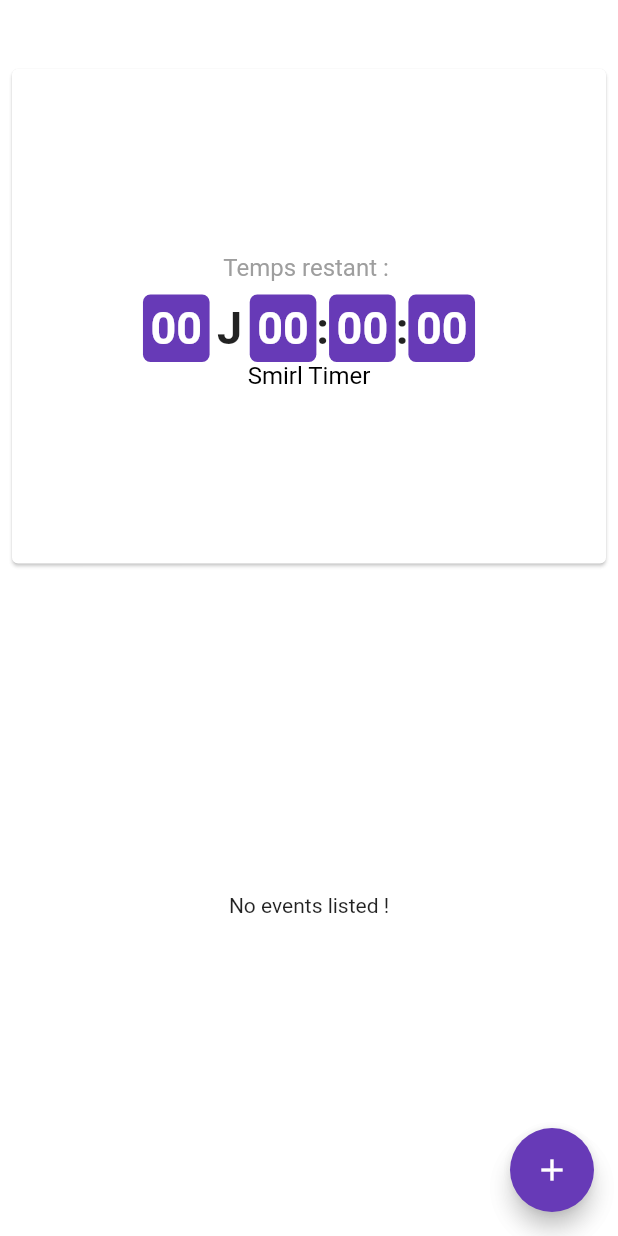
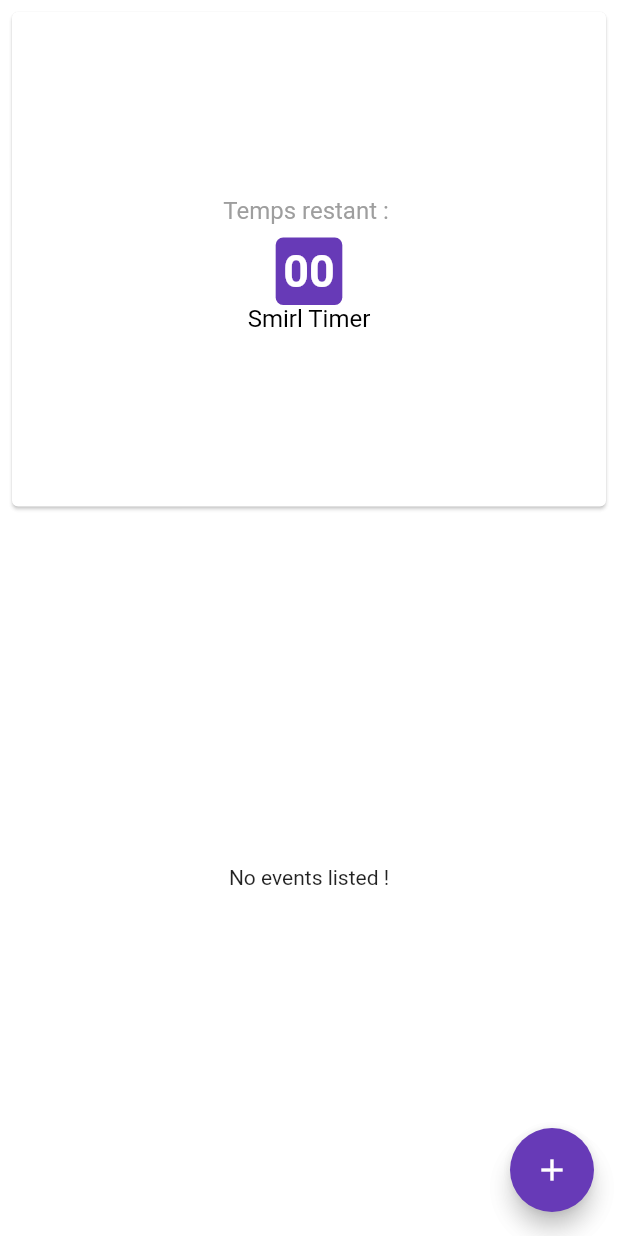
Before and after one commit to smirltech/timer, a Flutter app: the screen it shows after launch, on a phone screen of 412 x 824 dp. Run offline on Flutter 3.47's test engine with Material 2 defaults, Android fonts, the phone set to English and light mode, and no system bars; drawn by our look-alikes of animated_flip_counter; our stand-ins replace date_field, get, get_storage, google_fonts; Roboto replaces fonts that are missing (Monda).

Commit message:
reorganize GUI

```diff
--- a/lib/src/app/screens/home/home_screen.dart
+++ b/lib/src/app/screens/home/home_screen.dart
@@ -22,12 +22,9 @@ class HomeScreen extends StatelessWidget {
         child: const Icon(Icons.add),
       ),
       body: SafeArea(
-        child: CustomScrollView(
-          slivers: [
-            SliverToBoxAdapter(
-              child: Padding(
-                padding: const EdgeInsets.only(top: 38.0),
-                child: Card(
+        child: Column(
+          children: [
+            Card(
               margin: const EdgeInsets.all(8),
               child: SizedBox(
                 height: Get.height * 0.4,
@@ -47,61 +44,63 @@ class HomeScreen extends StatelessWidget {
                           ),
                         ),
                       ),
-                          Row(
+                      Obx(() {
+                        return Row(
                           mainAxisAlignment: MainAxisAlignment.center,
                           mainAxisSize: MainAxisSize.min,
                           children: [
-                              Obx(() {
-                                return TimerBlock(
+                            if (_timerService.days.value > 0)
+                              TimerBlock(
                                 count: _timerService.days.value,
                                 suffix: '',
-                                );
-                              }),
+                              ),
+                            if (_timerService.days.value > 0)
                               const SizedBox(width: 5),
+                            if (_timerService.days.value > 0)
                               const Text(
                                 'J',
                                 style: TextStyle(
                                     fontSize: 30, fontWeight: FontWeight.bold),
                               ),
+                            if (_timerService.days.value > 0)
                               const SizedBox(width: 5),
-                              Obx(() {
-                                return TimerBlock(
+                            if (_timerService.hours.value > 0)
+                              TimerBlock(
                                 count: _timerService.hours.value,
                                 suffix: '',
-                                );
-                              }),
+                              ),
+                            if (_timerService.hours.value > 0)
                               const Text(
                                 ':',
                                 style: TextStyle(
                                     fontSize: 30, fontWeight: FontWeight.bold),
                               ),
                             // const SizedBox(width: 5),
-                              Obx(() {
-                                return TimerBlock(
+                            if (_timerService.minutes.value > 0)
+                              TimerBlock(
                                 count: _timerService.minutes.value,
                                 suffix: '',
-                                );
-                              }),
+                              ),
+                            if (_timerService.minutes.value > 0)
                               const Text(
                                 ':',
                                 style: TextStyle(
                                     fontSize: 30, fontWeight: FontWeight.bold),
                               ),
                             // const SizedBox(width: 5),
-                              Obx(() {
-                                return TimerBlock(
+                            TimerBlock(
                               count: _timerService.seconds.value,
                               suffix: '',
+                            ),
+                          ],
                         );
                       }),
-                            ],
-                          ),
                       if (_timerService.currentEvent.value != null)
                         Padding(
                           padding: const EdgeInsets.all(8.0),
                           child: Obx(() {
                             return Text(
-                                  "À : ${DateFormat('dd/MM/yyyy').format(DateTime.parse(_timerService.currentEvent.value!.date!)).toString()}",
+                              "À : ${DateFormat('dd/MM/yyyy HH:mm:ss').format(DateTime.parse(_timerService.currentEvent.value!.date!)).toString()}",
                               style: const TextStyle(
                                 fontSize: 16,
                                 color: Colors.grey,
@@ -111,11 +110,9 @@ class HomeScreen extends StatelessWidget {
                         ),
                       Obx(() {
                         return Padding(
-                              padding:
-                                  const EdgeInsets.symmetric(horizontal: 8.0),
+                          padding: const EdgeInsets.symmetric(horizontal: 8.0),
                           child: Text(
-                                  _timerService
-                                          .currentEvent.value?.description ??
+                              _timerService.currentEvent.value?.description ??
                                   'Smirl Timer',
                               overflow: TextOverflow.ellipsis,
                               maxLines: 3,
@@ -128,9 +125,7 @@ class HomeScreen extends StatelessWidget {
                 ),
               ),
             ),
-              ),
-            ),
-            SliverFillRemaining(
+            Expanded(
               child: Padding(
                 padding: const EdgeInsets.all(4.0),
                 child: Obx(() {
@@ -145,7 +140,7 @@ class HomeScreen extends StatelessWidget {
                             (evt) => Card(
                               child: ListTile(
                                 title: Text(evt.description!),
-                                subtitle: Text(DateFormat('dd/MM/yyyy')
+                                subtitle: Text(DateFormat('dd/MM/yyyy HH:mm:ss')
                                     .format(DateTime.parse(evt.date!))
                                     .toString()),
                                 onTap: () {
@@ -215,11 +210,11 @@ class HomeScreen extends StatelessWidget {
                 labelText: 'Date',
               ),
               initialValue: DateTime.now(),
-              mode: DateTimeFieldPickerMode.date,
+              // mode: DateTimeFieldPickerMode.date,
               autovalidateMode: AutovalidateMode.always,
               onDateSelected: (DateTime value) {
                 // print(value);
-                event['date'] = DateFormat('yyyy-MM-dd').format(value);
+                event['date'] = DateFormat('yyyy-MM-dd HH:mm:ss').format(value);
               },
             ),
             const SizedBox(height: 10),
@@ -277,11 +272,11 @@ class HomeScreen extends StatelessWidget {
                 labelText: 'Date',
               ),
               initialValue: DateTime.parse(event['date']),
-              mode: DateTimeFieldPickerMode.date,
+              //  mode: DateTimeFieldPickerMode.date,
               autovalidateMode: AutovalidateMode.always,
               onDateSelected: (DateTime value) {
                 // print(value);
-                event['date'] = DateFormat('yyyy-MM-dd').format(value);
+                event['date'] = DateFormat('yyyy-MM-dd HH:mm:ss').format(value);
               },
             ),
             const SizedBox(height: 10),
--- a/lib/src/app/services/timer_service.dart
+++ b/lib/src/app/services/timer_service.dart
@@ -60,7 +60,7 @@ class TimerService extends GetxService {
 
   selectEvent(EventModel event) {
     currentEvent.value = event;
-    debugPrint('Selected event: ${event.toJson()}');
+    // debugPrint('Selected event: ${event.toJson()}');
   }
 
   onInit() {
```
Lines whose indentation alone changed are shown as unchanged.
